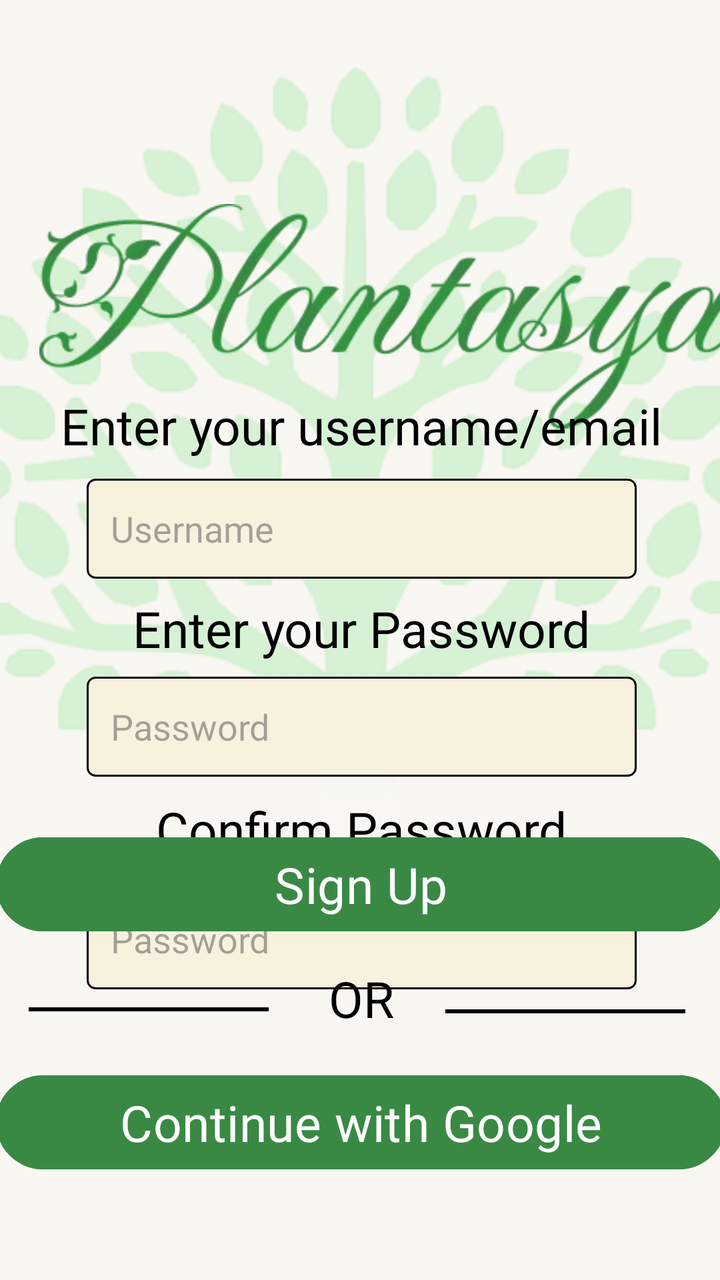
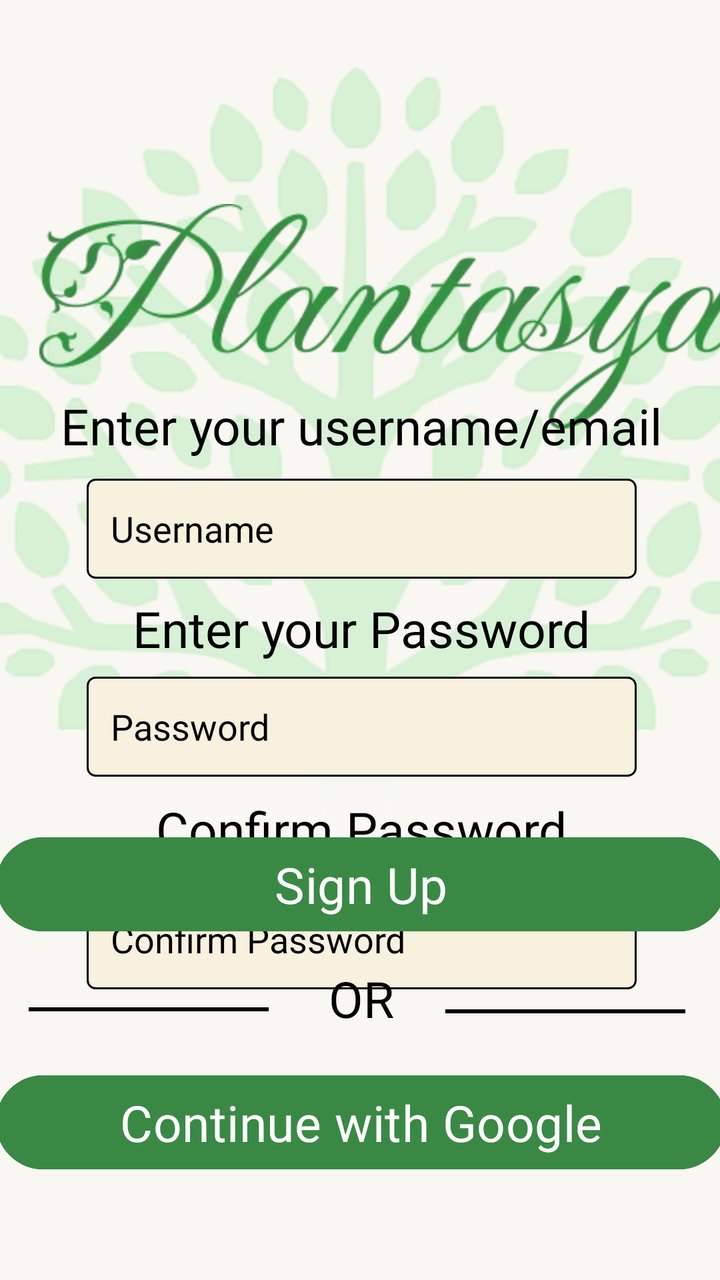

The first picture is an Android layout as it rendered before a commit; the second is the same layout after the commit. The layout source and the unified diff follow.
<!-- AndroidManifest.xml: application theme Theme.Plantasya_MobileApp -->
<!-- res/layout/activity_signup_page.xml -->
<?xml version="1.0" encoding="utf-8"?>
<LinearLayout xmlns:android="http://schemas.android.com/apk/res/android"
    xmlns:app="http://schemas.android.com/apk/res-auto"
    xmlns:tools="http://schemas.android.com/tools"
    android:id="@+id/main"
    android:layout_width="match_parent"
    android:layout_height="match_parent"
    android:orientation="vertical"
    android:background="@color/home_bg"
    tools:context=".SignUp_Activity">

    <androidx.constraintlayout.widget.ConstraintLayout
        android:layout_width="match_parent"
        android:layout_height="match_parent">

        <ImageView
            android:id="@+id/imageView3"
            android:layout_width="400dp"
            android:layout_height="113dp"
            android:src="@drawable/plantasya_header"
            app:layout_constraintBottom_toBottomOf="@+id/imageView2"
            app:layout_constraintEnd_toEndOf="@+id/imageView2"
            app:layout_constraintHorizontal_bias="0.609"
            app:layout_constraintStart_toStartOf="parent"
            app:layout_constraintTop_toTopOf="@+id/imageView2"
            app:layout_constraintVertical_bias="0.208" />

        <ImageView
            android:id="@+id/imageView2"
            android:layout_width="427dp"
            android:layout_height="535dp"
            android:src="@drawable/background_tree"
            app:layout_constraintBottom_toBottomOf="parent"
            app:layout_constraintEnd_toEndOf="parent"
            app:layout_constraintHorizontal_bias="0.529"
            app:layout_constraintStart_toStartOf="parent"
            app:layout_constraintTop_toTopOf="parent"
            app:layout_constraintVertical_bias="0.137" />

        <TextView
            android:layout_width="wrap_content"
            android:layout_height="wrap_content"
            android:fontFamily="@font/crimsontext_bold"
            android:textColor="@color/black"
            android:text="Create your account"
            android:textSize="30dp"
            app:layout_constraintBottom_toTopOf="@+id/linearLayout2"
            app:layout_constraintEnd_toEndOf="parent"
            app:layout_constraintHorizontal_bias="0.502"
            app:layout_constraintStart_toStartOf="parent"
            app:layout_constraintTop_toBottomOf="@+id/imageView3"
            app:layout_constraintVertical_bias="0.351" />

        <androidx.constraintlayout.widget.ConstraintLayout
            android:id="@+id/linearLayout2"
            android:layout_width="390dp"
            android:layout_height="360dp"
            android:orientation="vertical"
            android:padding="15dp"
            app:layout_constraintBottom_toBottomOf="parent"
            app:layout_constraintEnd_toEndOf="parent"
            app:layout_constraintStart_toStartOf="parent"
            app:layout_constraintTop_toTopOf="parent"
            app:layout_constraintVertical_bias="0.589">

            <EditText
                android:id="@+id/editText"
                android:layout_width="275dp"
                android:layout_height="50dp"
                android:background="@drawable/tbx_container"
                android:fontFamily="@font/crimsontext_regular"
                android:hint="Username"
                android:inputType="text"
                android:textColor="@color/black"
                app:layout_constraintBottom_toTopOf="@+id/textView"
                app:layout_constraintEnd_toEndOf="parent"
                app:layout_constraintHorizontal_bias="0.505"
                app:layout_constraintStart_toStartOf="parent"
                app:layout_constraintTop_toTopOf="parent"
                app:layout_constraintVertical_bias="0.88" />

            <TextView
                android:id="@+id/textView"
                android:layout_width="wrap_content"
                android:layout_height="wrap_content"
                android:fontFamily="@font/crimsontext_regular"
                android:text="Enter your Password"
                android:textColor="@color/black"
                android:textSize="25dp"
                app:layout_constraintBottom_toBottomOf="parent"
                app:layout_constraintEnd_toEndOf="parent"
                app:layout_constraintHorizontal_bias="0.503"
                app:layout_constraintStart_toStartOf="parent"
                app:layout_constraintTop_toTopOf="parent"
                app:layout_constraintVertical_bias="0.396">

            </TextView>

            <EditText
                android:layout_width="275dp"
                android:layout_height="50dp"
                android:background="@drawable/tbx_container"
                android:fontFamily="@font/crimsontext_regular"
                android:hint="Password"
                android:inputType="textPassword"
                android:textColor="@color/black"
                app:layout_constraintBottom_toBottomOf="parent"
                app:layout_constraintEnd_toEndOf="parent"
                app:layout_constraintHorizontal_bias="0.505"
                app:layout_constraintStart_toStartOf="parent"
                app:layout_constraintTop_toBottomOf="@+id/textView"
                app:layout_constraintVertical_bias="0.056" />

            <TextView
                android:id="@+id/textView3"
                android:layout_width="wrap_content"
                android:layout_height="wrap_content"
                android:fontFamily="@font/crimsontext_regular"
                android:text="Enter your username/email"
                android:textColor="@color/black"
                android:textSize="25dp"
                app:layout_constraintBottom_toBottomOf="parent"
                app:layout_constraintEnd_toEndOf="parent"
                app:layout_constraintHorizontal_bias="0.511"
                app:layout_constraintStart_toStartOf="parent"
                app:layout_constraintTop_toTopOf="parent"
                app:layout_constraintVertical_bias="0.054">

            </TextView>

            <TextView
                android:id="@+id/textView4"
                android:layout_width="wrap_content"
                android:layout_height="wrap_content"
                android:layout_gravity="center"
                android:fontFamily="@font/crimsontext_regular"
                android:text="Confirm Password"
                android:textColor="@color/black"
                android:textSize="25dp"
                app:layout_constraintBottom_toBottomOf="parent"
                app:layout_constraintEnd_toEndOf="parent"
                app:layout_constraintHorizontal_bias="0.503"
                app:layout_constraintStart_toStartOf="parent"
                app:layout_constraintTop_toTopOf="parent"
                app:layout_constraintVertical_bias="0.735">

            </TextView>

            <EditText
                android:layout_width="275dp"
                android:layout_height="50dp"
                android:layout_marginTop="8dp"
                android:background="@drawable/tbx_container"
                android:fontFamily="@font/crimsontext_regular"
                android:hint="Password"
                android:inputType="textPassword"
                android:textColor="@color/black"
                app:layout_constraintBottom_toBottomOf="parent"
                app:layout_constraintEnd_toEndOf="parent"
                app:layout_constraintHorizontal_bias="0.505"
                app:layout_constraintStart_toStartOf="parent"
                app:layout_constraintTop_toBottomOf="@+id/textView4"
                app:layout_constraintVertical_bias="0.25" />


        </androidx.constraintlayout.widget.ConstraintLayout>

        <androidx.constraintlayout.widget.ConstraintLayout
            android:id="@+id/linearLayout"
            android:layout_width="395dp"
            android:layout_height="232dp"
            android:orientation="vertical"
            android:padding="15dp"
            app:layout_constraintBottom_toBottomOf="parent"
            app:layout_constraintEnd_toEndOf="parent"
            app:layout_constraintStart_toStartOf="parent"
            app:layout_constraintTop_toTopOf="parent"
            app:layout_constraintVertical_bias="0.955">

            <TextView
                android:id="@+id/textView2"
                android:layout_width="wrap_content"
                android:layout_height="wrap_content"
                android:layout_marginTop="10dp"
                android:layout_marginBottom="12dp"
                android:fontFamily="@font/crimsontext_bold"
                android:text="OR"
                android:textColor="@color/black"
                android:textSize="25dp"
                app:layout_constraintBottom_toTopOf="@+id/btnContinueGoogle"
                app:layout_constraintEnd_toEndOf="parent"
                app:layout_constraintHorizontal_bias="0.501"
                app:layout_constraintStart_toStartOf="parent"
                app:layout_constraintTop_toBottomOf="@+id/btnSignUp"
                app:layout_constraintVertical_bias="0.318" />

            <Button
                android:id="@+id/btnContinueGoogle"
                android:layout_width="match_parent"
                android:layout_height="55dp"
                android:backgroundTint="@color/btn_c"
                android:fontFamily="@font/crimsontext_regular"
                android:text="Continue with Google"
                android:textColor="@color/white"
                android:textSize="25sp"
                app:layout_constraintBottom_toBottomOf="parent"
                app:layout_constraintEnd_toEndOf="parent"
                app:layout_constraintHorizontal_bias="0.0"
                app:layout_constraintStart_toStartOf="parent"
                app:layout_constraintTop_toTopOf="parent"
                app:layout_constraintVertical_bias="0.877" />

            <com.google.android.material.divider.MaterialDivider
                android:id="@+id/materialDivider"
                android:layout_width="120dp"
                android:layout_height="2dp"
                app:dividerColor="@color/black"
                app:layout_constraintBottom_toBottomOf="parent"
                app:layout_constraintEnd_toEndOf="parent"
                app:layout_constraintHorizontal_bias="0.555"
                app:layout_constraintStart_toEndOf="@+id/textView2"
                app:layout_constraintTop_toTopOf="parent" />

            <com.google.android.material.divider.MaterialDivider
                android:id="@+id/materialDivider2"
                android:layout_width="120dp"
                android:layout_height="2dp"
                app:dividerColor="@color/black"
                app:layout_constraintBottom_toBottomOf="parent"
                app:layout_constraintEnd_toStartOf="@+id/textView2"
                app:layout_constraintHorizontal_bias="0.355"
                app:layout_constraintStart_toStartOf="parent"
                app:layout_constraintTop_toTopOf="parent"
                app:layout_constraintVertical_bias="0.495" />

            <Button
                android:id="@+id/btnSignUp"
                android:layout_width="match_parent"
                android:layout_height="55dp"
                android:backgroundTint="@color/btn_c"
                android:fontFamily="@font/crimsontext_regular"
                android:text="Sign Up"
                android:textColor="@color/white"
                android:textSize="25sp"
                app:layout_constraintBottom_toBottomOf="parent"
                app:layout_constraintEnd_toEndOf="parent"
                app:layout_constraintHorizontal_bias="1.0"
                app:layout_constraintStart_toStartOf="parent"
                app:layout_constraintTop_toTopOf="parent"
                app:layout_constraintVertical_bias="0.069" />

        </androidx.constraintlayout.widget.ConstraintLayout>


    </androidx.constraintlayout.widget.ConstraintLayout>

</LinearLayout>
<!-- resources referenced by this layout -->
<resources>
  <color name="black">#FF000000</color>
  <color name="btn_c">#398945</color>
  <color name="home_bg">#F9F7F2</color>
  <color name="white">#FFFFFFFF</color>
  <!-- drawable background_tree: png bitmap (drawable, 96836 bytes) -->
  <!-- drawable plantasya_header: png bitmap (drawable, 15330 bytes) -->
  <!-- drawable tbx_container (drawable) -->
  <?xml version="1.0" encoding="utf-8"?>
  <shape xmlns:android="http://schemas.android.com/apk/res/android"
      android:shape="rectangle">
  
      
      <solid android:color="#F7F1DE" />
  
      
      <stroke
          android:width="1dp"
          android:color="#000000" />
  
      
      <corners android:radius="4dp" />
  
      
      <padding
          android:left="12dp"
          android:top="8dp"
          android:right="12dp"
          android:bottom="8dp" />
  
  </shape>
  <style name="Theme.Plantasya_MobileApp" parent="Base.Theme.Plantasya_MobileApp" />
  <style name="Base.Theme.Plantasya_MobileApp" parent="Theme.Material3.DayNight.NoActionBar">
          
          
      </style>
</resources>

<!-- the commit's change to res/layout/activity_signup_page.xml (unified diff, before → after) -->
@@ -64,13 +64,14 @@
             app:layout_constraintVertical_bias="0.589">
 
             <EditText
-                android:id="@+id/editText"
+                android:id="@+id/etUsername"
                 android:layout_width="275dp"
                 android:layout_height="50dp"
                 android:background="@drawable/tbx_container"
                 android:fontFamily="@font/crimsontext_regular"
                 android:hint="Username"
                 android:inputType="text"
+                android:textColorHint="@color/black"
                 android:textColor="@color/black"
                 app:layout_constraintBottom_toTopOf="@+id/textView"
                 app:layout_constraintEnd_toEndOf="parent"
@@ -97,12 +98,14 @@
             </TextView>
 
             <EditText
+                android:id="@+id/etPassword"
                 android:layout_width="275dp"
                 android:layout_height="50dp"
                 android:background="@drawable/tbx_container"
                 android:fontFamily="@font/crimsontext_regular"
                 android:hint="Password"
                 android:inputType="textPassword"
+                android:textColorHint="@color/black"
                 android:textColor="@color/black"
                 app:layout_constraintBottom_toBottomOf="parent"
                 app:layout_constraintEnd_toEndOf="parent"
@@ -147,14 +150,16 @@
             </TextView>
 
             <EditText
+                android:id="@+id/etConfirmPassword"
                 android:layout_width="275dp"
                 android:layout_height="50dp"
                 android:layout_marginTop="8dp"
                 android:background="@drawable/tbx_container"
                 android:fontFamily="@font/crimsontext_regular"
-                android:hint="Password"
+                android:hint="Confirm Password"
                 android:inputType="textPassword"
                 android:textColor="@color/black"
+                android:textColorHint="@color/black"
                 app:layout_constraintBottom_toBottomOf="parent"
                 app:layout_constraintEnd_toEndOf="parent"
                 app:layout_constraintHorizontal_bias="0.505"
